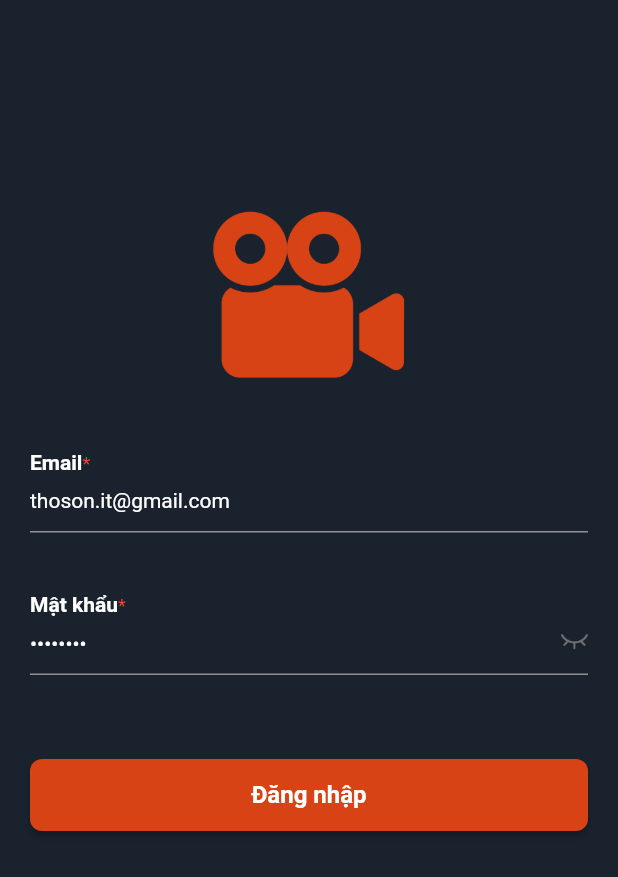
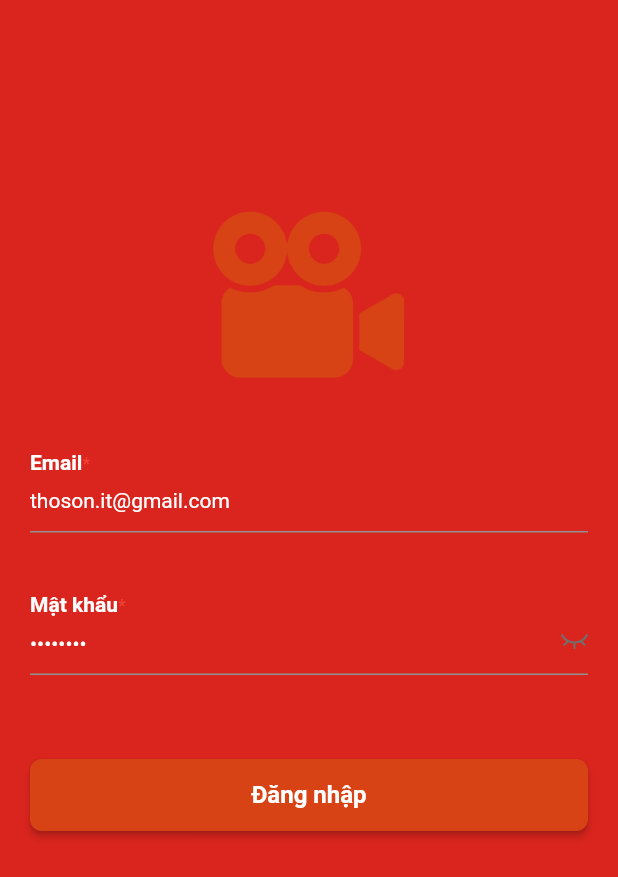
Before and after one commit to newwavesolutions/flutter-base, a Flutter app: the screen it shows after launch, on a phone screen of 412 x 824 dp. Shown: the top 877 px of the screen. Run offline on Flutter 3.47's test engine with Material 2 defaults, Android fonts, the phone set to English and light mode, and no system bars; our stand-ins replace cached_network_image, dio, equatable, flutter_bloc, flutter_datetime_picker, flutter_secure_storage and 5 more; generated files the repository leaves out were written again; Roboto replaces fonts that are missing (app.dart).

Commit message:
update UI

```diff
--- a/lib/common/app_colors.dart
+++ b/lib/common/app_colors.dart
@@ -4,13 +4,12 @@ class AppColors {
   AppColors._();
 
   ///Common
-  static const Color primary = Color(0xFF1a222d);
-  static const Color secondary = Color(0xFFd74315);
+  static const Color primary = Color(0xFFD9251D);
+  static const Color secondary = Color(0xFF47CFFF);
 
   ///Background
-  static const Color background = Color(0xFF1a222d);
-  static const Color backgroundLighter = Color(0xFF1f2837);
-  static const Color backgroundDarker = Color(0xff111821);
+  static const Color backgroundLight = Color(0xFFFFFFFF);
+  static const Color backgroundDark = Color(0xFF0F1B2B);
 
   ///Shadow
   static const Color shadow = Color(0x25606060);
--- a/lib/common/app_themes.dart
+++ b/lib/common/app_themes.dart
@@ -15,39 +15,42 @@ class AppThemes {
     this.secondaryColor = AppColors.secondary,
   }) : brightness = isDarkMode ? Brightness.dark : Brightness.light;
 
-  Color get backgroundColor => isDarkMode ? AppColors.background : Colors.white;
+  Color get backgroundColor =>
+      isDarkMode ? AppColors.backgroundDark : AppColors.backgroundLight;
 
   TextTheme get textTheme {
     final textColor = isDarkMode ? Colors.white : Colors.black;
     return TextTheme(
-      headline1: TextStyle(fontSize: 96.0, color: textColor),
-      headline2: TextStyle(fontSize: 60.0, color: textColor),
-      headline3: TextStyle(fontSize: 48.0, color: textColor),
-      headline4: TextStyle(fontSize: 34.0, color: textColor),
-      headline5: TextStyle(fontSize: 24.0, color: textColor),
-      headline6: TextStyle(
+      displayLarge: TextStyle(fontSize: 96.0, color: textColor),
+      displayMedium: TextStyle(fontSize: 60.0, color: textColor),
+      displaySmall: TextStyle(fontSize: 48.0, color: textColor),
+      headlineMedium: TextStyle(fontSize: 34.0, color: textColor),
+      headlineSmall: TextStyle(fontSize: 24.0, color: textColor),
+      titleLarge: TextStyle(
           fontSize: 20.0, color: textColor, fontWeight: FontWeight.w500),
-      subtitle1: TextStyle(fontSize: 16.0, color: textColor),
-      subtitle2: TextStyle(
+      titleMedium: TextStyle(fontSize: 16.0, color: textColor),
+      titleSmall: TextStyle(
           fontSize: 14.0, color: textColor, fontWeight: FontWeight.w500),
-      bodyText1: TextStyle(fontSize: 16.0, color: textColor),
-      bodyText2: TextStyle(fontSize: 14.0, color: textColor),
-      button: TextStyle(
+      bodyLarge: TextStyle(fontSize: 16.0, color: textColor),
+      bodyMedium: TextStyle(fontSize: 14.0, color: textColor),
+      bodySmall: TextStyle(fontSize: 12.0, color: textColor),
+      labelLarge: TextStyle(
           fontSize: 14.0, color: textColor, fontWeight: FontWeight.w500),
-      caption: TextStyle(fontSize: 12.0, color: textColor),
-      overline: TextStyle(fontSize: 14.0, color: textColor),
+      labelSmall: TextStyle(fontSize: 14.0, color: textColor),
     );
   }
 
   ///Light theme
-  ThemeData get theme => ThemeData(
+  ThemeData get theme {
+    return ThemeData(
       brightness: brightness,
       primaryColor: primaryColor,
       fontFamily: _font,
       scaffoldBackgroundColor: backgroundColor,
       appBarTheme: AppBarTheme(
-          color: primaryColor,
-          iconTheme: IconThemeData(color: secondaryColor),
+        color: backgroundColor,
+        iconTheme:
+            IconThemeData(color: isDarkMode ? Colors.white : Colors.black),
       ),
       iconTheme: IconThemeData(
         color: secondaryColor,
@@ -58,3 +61,4 @@ class AppThemes {
       ),
     );
   }
+}
--- a/lib/configs/app_configs.dart
+++ b/lib/configs/app_configs.dart
@@ -15,7 +15,7 @@ class AppConfigs {
   static String get envName => env.envName;
 
   ///Paging
-  static const pageSize = 20;
+  static const pageSize = 40;
   static const pageSizeMax = 1000;
 
   ///Local
--- a/lib/ui/pages/sign_in/sign_in_page.dart
+++ b/lib/ui/pages/sign_in/sign_in_page.dart
@@ -64,7 +64,7 @@ class _SignInPageState extends State<_SignInPage> {
   @override
   Widget build(BuildContext context) {
     return Scaffold(
-      backgroundColor: AppColors.background,
+      backgroundColor: AppColors.primary,
       body: buildBodyWidget(),
       resizeToAvoidBottomInset: false,
     );
```
Also changed, not shown: lib/ui/pages/tab_home/home_tab_view.dart (+21 -21 lines), lib/ui/pages/tab_home/movies_section/movies_section_view.dart (+22 -46 lines), lib/ui/pages/tab_home/movies_section/widgets/loading_list_widget.dart (+13 -29 lines), lib/ui/pages/tab_home/movies_section/widgets/movie_widget.dart (+26 -29 lines), lib/ui/widgets/tabs/app_tab_bar.dart (+7 -5 lines). Lines whose indentation alone changed are shown as unchanged.
